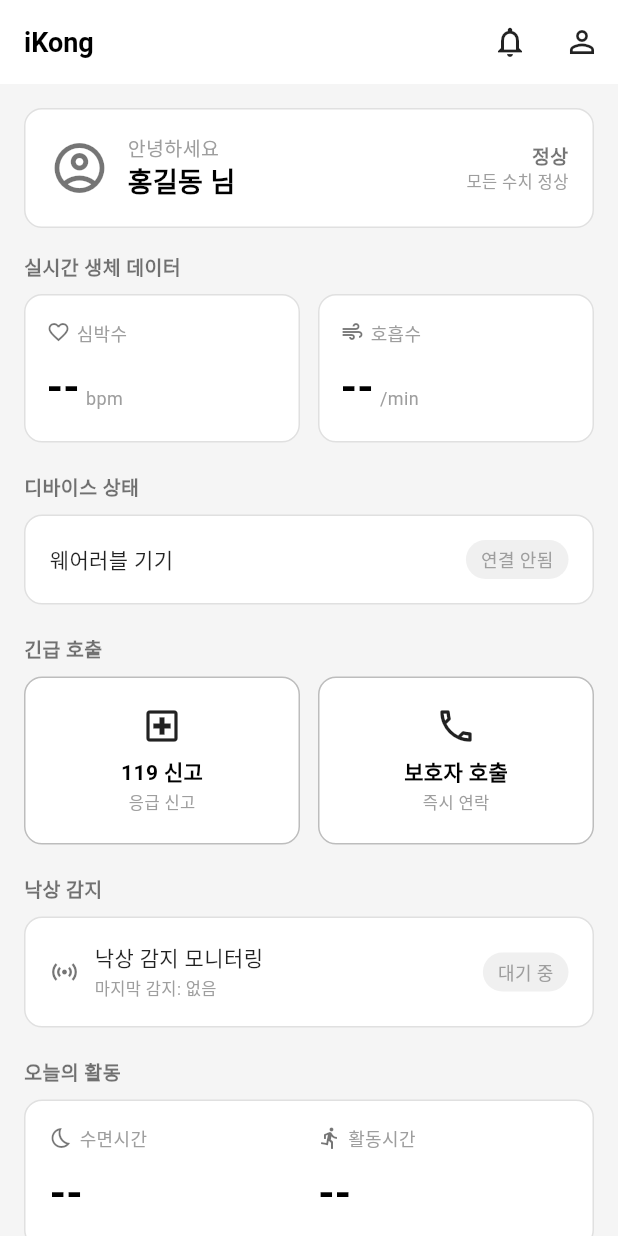
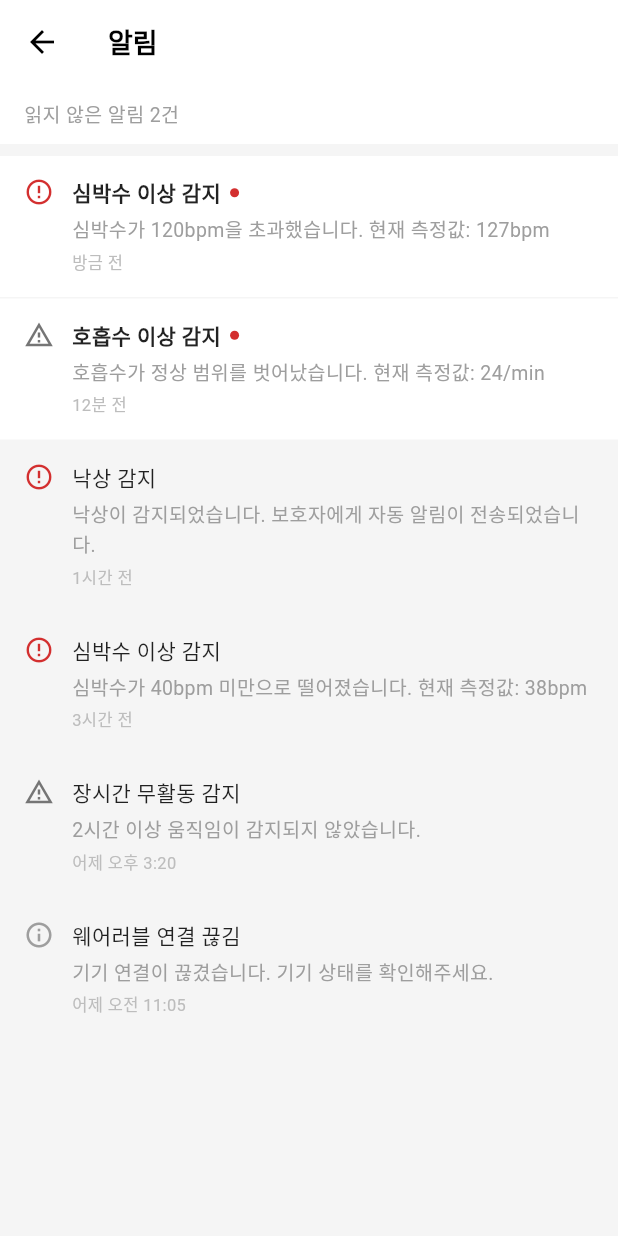
Before and after one commit to chewbitdev/Capstone-Design, a Flutter app: the DependentHomePage screen opened directly, after a tap on the "notifications" icon, on a phone screen of 412 x 824 dp. Run offline on Flutter 3.47's test engine with Material 3 defaults, Android fonts, the phone set to English and light mode, and no system bars.

Commit message:
ui: 알림센터, 보호자 등록 폼, 홈 화면 개선

```diff
--- a/lib/features/home/presentation/pages/dependent_home_page.dart
+++ b/lib/features/home/presentation/pages/dependent_home_page.dart
@@ -1,4 +1,6 @@
 import 'package:flutter/material.dart';
+import '../../../notification/presentation/pages/notification_center_page.dart';
+import '../../../guardian/presentation/pages/guardian_register_page.dart';
 
 class DependentHomePage extends StatelessWidget {
   const DependentHomePage({super.key});
@@ -10,18 +12,19 @@ class DependentHomePage extends StatelessWidget {
       appBar: AppBar(
         backgroundColor: Colors.white,
         elevation: 0,
-        title: const Text(
-          'iKong',
-          style: TextStyle(
-            color: Colors.black,
-            fontWeight: FontWeight.bold,
-            fontSize: 18,
-          ),
+        title: const _StatusBadge(
+          level: _StatusLevel.danger,
+          message: '심박수 이상 감지',
         ),
+        centerTitle: true,
         actions: [
           IconButton(
             icon: const Icon(Icons.notifications_outlined, color: Colors.black87),
-            onPressed: () {},
+            onPressed: () {
+              Navigator.of(context).push(
+                MaterialPageRoute(builder: (_) => const NotificationCenterPage()),
+              );
+            },
           ),
           IconButton(
             icon: const Icon(Icons.person_outline, color: Colors.black87),
@@ -114,7 +117,24 @@ class DependentHomePage extends StatelessWidget {
             const SizedBox(height: 20),
 
             // 보호자 목록
-            const _SectionTitle('등록된 보호자'),
+            Row(
+              children: [
+                const _SectionTitle('등록된 보호자'),
+                const Spacer(),
+                GestureDetector(
+                  onTap: () => Navigator.of(context).push(
+                    MaterialPageRoute(builder: (_) => const GuardianRegisterPage()),
+                  ),
+                  child: const Row(
+                    children: [
+                      Icon(Icons.add, size: 14, color: Colors.grey),
+                      SizedBox(width: 2),
+                      Text('추가', style: TextStyle(fontSize: 12, color: Colors.grey)),
+                    ],
+                  ),
+                ),
+              ],
+            ),
             const SizedBox(height: 8),
             _GuardianCard(name: '보호자 1', relation: '자녀', phone: '010-0000-0000', isPrimary: true),
             const SizedBox(height: 8),
@@ -406,6 +426,8 @@ class _ActivityCard extends StatelessWidget {
           Expanded(child: _ActivityItem(icon: Icons.bedtime_outlined, label: '수면시간', value: '--')),
           SizedBox(width: 12),
           Expanded(child: _ActivityItem(icon: Icons.directions_run, label: '활동시간', value: '--')),
+          SizedBox(width: 12),
+          Expanded(child: _ActivityItem(icon: Icons.door_front_door_outlined, label: '외출', value: '--')),
         ],
       ),
     );
@@ -513,3 +535,70 @@ class _GuardianCard extends StatelessWidget {
     );
   }
 }
+
+enum _StatusLevel { normal, warning, danger }
+
+class _StatusBadge extends StatelessWidget {
+  final _StatusLevel level;
+  final String message;
+
+  const _StatusBadge({required this.level, required this.message});
+
+  Color get _bgColor {
+    switch (level) {
+      case _StatusLevel.normal:
+        return const Color(0xFFE0E0E0);
+      case _StatusLevel.warning:
+        return const Color(0xFF757575);
+      case _StatusLevel.danger:
+        return const Color(0xFFD32F2F);
+    }
+  }
+
+  Color get _textColor {
+    switch (level) {
+      case _StatusLevel.normal:
+        return Colors.black54;
+      case _StatusLevel.warning:
+      case _StatusLevel.danger:
+        return Colors.white;
+    }
+  }
+
+  IconData get _icon {
+    switch (level) {
+      case _StatusLevel.normal:
+        return Icons.check_circle_outline;
+      case _StatusLevel.warning:
+        return Icons.warning_amber_outlined;
+      case _StatusLevel.danger:
+        return Icons.error_outline;
+    }
+  }
+
+  @override
+  Widget build(BuildContext context) {
+    return Container(
+      padding: const EdgeInsets.symmetric(horizontal: 12, vertical: 6),
+      decoration: BoxDecoration(
+        color: _bgColor,
+        borderRadius: BorderRadius.circular(6),
+      ),
+      child: Row(
+        mainAxisSize: MainAxisSize.min,
+        children: [
+          Icon(_icon, size: 14, color: _textColor),
+          const SizedBox(width: 5),
+          Text(
+            message,
+            style: TextStyle(
+              fontSize: 12,
+              fontWeight: FontWeight.w600,
+              color: _textColor,
+            ),
+          ),
+        ],
+      ),
+    );
+  }
+}
--- /dev/null
+++ b/lib/features/notification/presentation/pages/notification_center_page.dart
@@ -0,0 +1,206 @@
+import 'package:flutter/material.dart';
+
+enum _AlertLevel { warning, danger, info }
+
+class _NotificationItem {
+  final String title;
+  final String body;
+  final String time;
+  final _AlertLevel level;
+  final bool isRead;
+
+  const _NotificationItem({
+    required this.title,
+    required this.body,
+    required this.time,
+    required this.level,
+    this.isRead = false,
+  });
+}
+
+// 더미 데이터
+const _dummyNotifications = [
+  _NotificationItem(
+    title: '심박수 이상 감지',
+    body: '심박수가 120bpm을 초과했습니다. 현재 측정값: 127bpm',
+    time: '방금 전',
+    level: _AlertLevel.danger,
+  ),
+  _NotificationItem(
+    title: '호흡수 이상 감지',
+    body: '호흡수가 정상 범위를 벗어났습니다. 현재 측정값: 24/min',
+    time: '12분 전',
+    level: _AlertLevel.warning,
+  ),
+  _NotificationItem(
+    title: '낙상 감지',
+    body: '낙상이 감지되었습니다. 보호자에게 자동 알림이 전송되었습니다.',
+    time: '1시간 전',
+    level: _AlertLevel.danger,
+    isRead: true,
+  ),
+  _NotificationItem(
+    title: '심박수 이상 감지',
+    body: '심박수가 40bpm 미만으로 떨어졌습니다. 현재 측정값: 38bpm',
+    time: '3시간 전',
+    level: _AlertLevel.danger,
+    isRead: true,
+  ),
+  _NotificationItem(
+    title: '장시간 무활동 감지',
+    body: '2시간 이상 움직임이 감지되지 않았습니다.',
+    time: '어제 오후 3:20',
+    level: _AlertLevel.warning,
+    isRead: true,
+  ),
+  _NotificationItem(
+    title: '웨어러블 연결 끊김',
+    body: '기기 연결이 끊겼습니다. 기기 상태를 확인해주세요.',
+    time: '어제 오전 11:05',
+    level: _AlertLevel.info,
+    isRead: true,
+  ),
+];
+
+class NotificationCenterPage extends StatelessWidget {
+  const NotificationCenterPage({super.key});
+
+  @override
+  Widget build(BuildContext context) {
+    final unreadCount = _dummyNotifications.where((n) => !n.isRead).length;
+
+    return Scaffold(
+      backgroundColor: const Color(0xFFF5F5F5),
+      appBar: AppBar(
+        backgroundColor: Colors.white,
+        elevation: 0,
+        leading: IconButton(
+          icon: const Icon(Icons.arrow_back, color: Colors.black),
+          onPressed: () => Navigator.of(context).pop(),
+        ),
+        title: const Text(
+          '알림',
+          style: TextStyle(
+            color: Colors.black,
+            fontWeight: FontWeight.bold,
+            fontSize: 18,
+          ),
+        ),
+      ),
+      body: Column(
+        crossAxisAlignment: CrossAxisAlignment.stretch,
+        children: [
+          if (unreadCount > 0)
+            Container(
+              color: Colors.white,
+              padding: const EdgeInsets.symmetric(horizontal: 16, vertical: 10),
+              child: Text(
+                '읽지 않은 알림 $unreadCount건',
+                style: const TextStyle(fontSize: 13, color: Colors.grey),
+              ),
+            ),
+          Expanded(
+            child: _dummyNotifications.isEmpty
+                ? const Center(
+                    child: Text(
+                      '알림이 없습니다.',
+                      style: TextStyle(color: Colors.grey),
+                    ),
+                  )
+                : ListView.separated(
+                    padding: const EdgeInsets.symmetric(vertical: 8),
+                    itemCount: _dummyNotifications.length,
+                    separatorBuilder: (_, __) => const SizedBox(height: 1),
+                    itemBuilder: (context, index) {
+                      final item = _dummyNotifications[index];
+                      return _NotificationCard(item: item);
+                    },
+                  ),
+          ),
+        ],
+      ),
+    );
+  }
+}
+
+class _NotificationCard extends StatelessWidget {
+  final _NotificationItem item;
+  const _NotificationCard({required this.item});
+
+  Color get _levelColor {
+    switch (item.level) {
+      case _AlertLevel.danger:
+        return const Color(0xFFD32F2F);
+      case _AlertLevel.warning:
+        return const Color(0xFF757575);
+      case _AlertLevel.info:
+        return const Color(0xFF9E9E9E);
+    }
+  }
+
+  IconData get _levelIcon {
+    switch (item.level) {
+      case _AlertLevel.danger:
+        return Icons.error_outline;
+      case _AlertLevel.warning:
+        return Icons.warning_amber_outlined;
+      case _AlertLevel.info:
+        return Icons.info_outline;
+    }
+  }
+
+  @override
+  Widget build(BuildContext context) {
+    return Container(
+      color: item.isRead ? const Color(0xFFF5F5F5) : Colors.white,
+      padding: const EdgeInsets.symmetric(horizontal: 16, vertical: 14),
+      child: Row(
+        crossAxisAlignment: CrossAxisAlignment.start,
+        children: [
+          Icon(_levelIcon, size: 20, color: _levelColor),
+          const SizedBox(width: 12),
+          Expanded(
+            child: Column(
+              crossAxisAlignment: CrossAxisAlignment.start,
+              children: [
+                Row(
+                  children: [
+                    Text(
+                      item.title,
+                      style: TextStyle(
+                        fontSize: 14,
+                        fontWeight: item.isRead ? FontWeight.normal : FontWeight.bold,
+                        color: Colors.black87,
+                      ),
+                    ),
+                    if (!item.isRead) ...[
+                      const SizedBox(width: 6),
+                      Container(
+                        width: 6,
+                        height: 6,
+                        decoration: const BoxDecoration(
+                          color: Color(0xFFD32F2F),
+                          shape: BoxShape.circle,
+                        ),
+                      ),
+                    ],
+                  ],
+                ),
+                const SizedBox(height: 4),
+                Text(
+                  item.body,
+                  style: const TextStyle(fontSize: 13, color: Colors.grey),
+                ),
+                const SizedBox(height: 4),
+                Text(
+                  item.time,
+                  style: const TextStyle(fontSize: 11, color: Color(0xFFBDBDBD)),
+                ),
+              ],
+            ),
+          ),
+        ],
+      ),
+    );
+  }
+}
```
Also changed, not shown: lib/features/guardian/presentation/pages/guardian_register_page.dart (added, +391 -0 lines).
